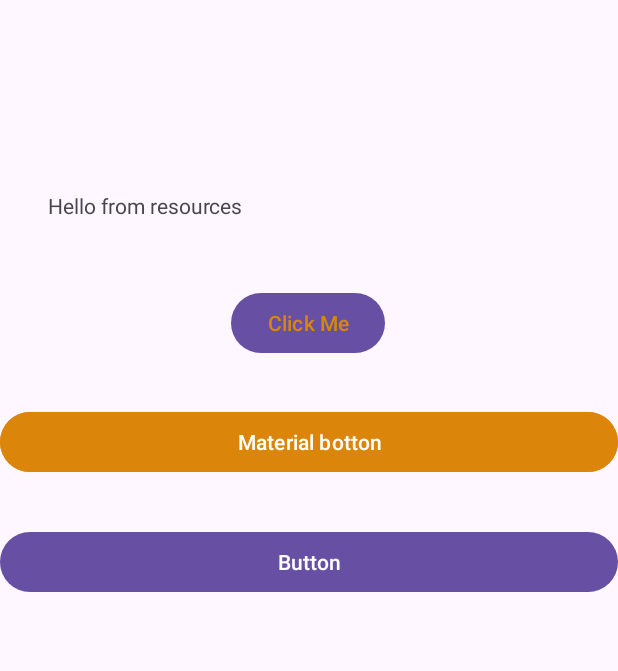
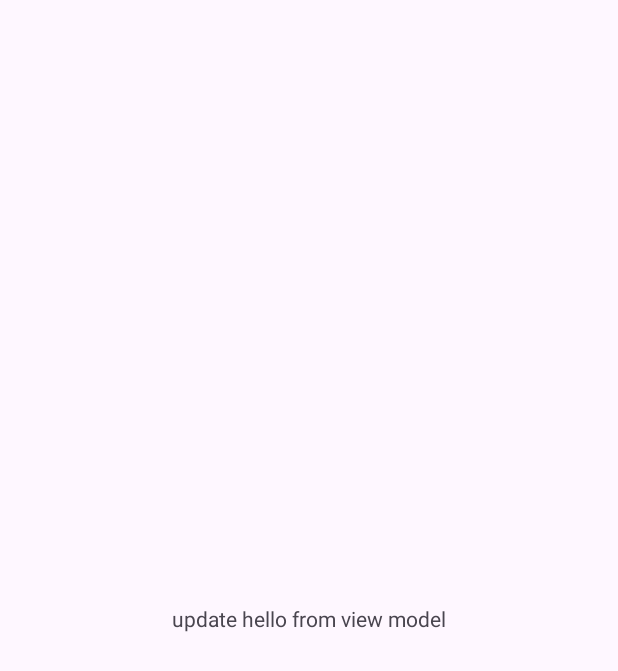
Before and after one commit to aymanibaida/nit3213h2b3, an Android app: the screen it shows after launch (MainActivity), on a phone screen of 412 x 824 dp. Shown: the top 671 px of the screen. Run offline under Robolectric (Android 15) with nearby library versions, the phone set to English and light mode, and no system bars.

Commit message:
L4 clean code viewmodel example

```diff
--- a/app/src/main/AndroidManifest.xml
+++ b/app/src/main/AndroidManifest.xml
@@ -13,10 +13,10 @@
         android:supportsRtl="true"
         android:theme="@style/Theme.Mynit32132b3">
         <activity
-            android:name=".Login"
+            android:name=".UI.Login"
             android:exported="false" />
         <activity
-            android:name=".MainActivity"
+            android:name=".UI.MainActivity"
             android:exported="true">
             <intent-filter>
                 <action android:name="android.intent.action.MAIN" />
--- a/app/src/main/java/com/example/mynit32132b3/MainActivity.kt
+++ /dev/null
@@ -1,44 +0,0 @@
-package com.example.mynit32132b3
-
-import android.content.Intent
-import android.net.Uri
-import android.os.Bundle
-import android.util.Log
-import android.widget.Button
-import android.widget.TextView
-import androidx.activity.enableEdgeToEdge
-import androidx.appcompat.app.AppCompatActivity
-import androidx.core.view.ViewCompat
-import androidx.core.view.WindowInsetsCompat
-
-class MainActivity : AppCompatActivity() {
-    override fun onCreate(savedInstanceState: Bundle?) {
-        super.onCreate(savedInstanceState)
-        enableEdgeToEdge()
-        setContentView(R.layout.activity_main)
-
-        Log.d("MyApplication", "hello from main activity")
-
-        var mytextview=findViewById<TextView>(R.id.textViewmain)
-        var mybutton=findViewById<Button>(R.id.buttonMain)
-
-        mybutton.setOnClickListener {
-
-            mytextview.text= "Button Clicked"
-            val myintent = Intent(this, Login::class.java)
-
-            myintent.putExtra("studentid","s123456")
-            myintent.putExtra("studentname","jason")
-            myintent.putExtra("studentmark",65)
-
-            var myproduct=Product("laptop",1000.00)
-            myintent.putExtra("passedproduct",myproduct)
-            startActivity(myintent)
-
-        }
-
-    }
-
-
-
-}
--- a/app/src/main/java/com/example/mynit32132b3/Login.kt
+++ b/app/src/main/java/com/example/mynit32132b3/UI/Login.kt
@@ -1,11 +1,11 @@
-package com.example.mynit32132b3
+package com.example.mynit32132b3.UI
 
 import android.os.Bundle
 import android.util.Log
 import androidx.activity.enableEdgeToEdge
 import androidx.appcompat.app.AppCompatActivity
-import androidx.core.view.ViewCompat
-import androidx.core.view.WindowInsetsCompat
+import com.example.mynit32132b3.models.Product
+import com.example.mynit32132b3.R
 
 class Login : AppCompatActivity() {
     override fun onCreate(savedInstanceState: Bundle?) {
--- /dev/null
+++ b/app/src/main/java/com/example/mynit32132b3/UI/MainActivity.kt
@@ -0,0 +1,29 @@
+package com.example.mynit32132b3.UI
+
+import android.os.Bundle
+import android.util.Log
+import android.widget.TextView
+import androidx.activity.enableEdgeToEdge
+import androidx.appcompat.app.AppCompatActivity
+import com.example.mynit32132b3.R
+import com.example.mynit32132b3.viewModels.MainActivityViewModel
+
+class MainActivity : AppCompatActivity() {
+
+    val viewmodel= MainActivityViewModel()
+    override fun onCreate(savedInstanceState: Bundle?) {
+        super.onCreate(savedInstanceState)
+        enableEdgeToEdge()
+        setContentView(R.layout.activity_main)
+
+        Log.d("MyApplication", "hello from main activity")
+        viewmodel.loadData()
+
+        findViewById<TextView>(R.id.textView2).text=viewmodel.greetingtext
+
+
+    }
+
+
+
+}
--- a/app/src/main/java/com/example/mynit32132b3/Car.kt
+++ b/app/src/main/java/com/example/mynit32132b3/models/Car.kt
@@ -1,4 +1,4 @@
-package com.example.mynit32132b3
+package com.example.mynit32132b3.models
 
 open class Car(var model: String, var color: String) {
 
--- a/app/src/main/java/com/example/mynit32132b3/PersonalFinanceCalculator.kt
+++ b/app/src/main/java/com/example/mynit32132b3/models/PersonalFinanceCalculator.kt
@@ -1,4 +1,4 @@
-package com.example.mynit32132b3
+package com.example.mynit32132b3.models
 
 class PersonalFinanceCalculator(
     var income: Double,
--- /dev/null
+++ b/app/src/main/java/com/example/mynit32132b3/viewModels/MainActivityViewModel.kt
@@ -0,0 +1,14 @@
+package com.example.mynit32132b3.viewModels
+
+import androidx.lifecycle.ViewModel
+
+class MainActivityViewModel: ViewModel() {
+
+    var greetingtext="hello from viewmodel"
+
+    fun loadData(){
+        greetingtext="update hello from view model"
+
+
+    }
+}
--- a/app/src/main/res/layout/activity_login.xml
+++ b/app/src/main/res/layout/activity_login.xml
@@ -5,7 +5,7 @@
     android:id="@+id/main"
     android:layout_width="match_parent"
     android:layout_height="match_parent"
-    tools:context=".Login">
+    tools:context=".UI.Login">
 
     <TextView
         android:id="@+id/textView"
--- a/app/src/main/res/layout/activity_main.xml
+++ b/app/src/main/res/layout/activity_main.xml
@@ -6,51 +6,17 @@
     android:layout_width="match_parent"
     android:layout_height="match_parent"
     android:orientation="vertical"
-    tools:context=".MainActivity">
-
+    tools:context=".UI.MainActivity">
 
     <TextView
-        android:id="@+id/textViewmain"
-        android:layout_width="0dp"
-        android:layout_height="32dp"
-        android:layout_marginStart="32dp"
-        android:layout_marginTop="127dp"
-        android:layout_marginEnd="32dp"
-        android:text="@string/mainactivitytextview"
-        app:layout_constraintEnd_toEndOf="parent"
-        app:layout_constraintStart_toStartOf="parent"
-        app:layout_constraintTop_toTopOf="parent" />
-
-    <Button
-        android:id="@+id/button2"
-        android:layout_width="match_parent"
-
-        android:layout_height="wrap_content"
-        android:layout_marginTop="31dp"
-        android:backgroundTint="@color/aymantextcolor"
-        android:text="Material botton"
-        app:layout_constraintStart_toStartOf="parent"
-        app:layout_constraintTop_toBottomOf="@+id/buttonMain" />
-
-    <Button
-        android:id="@+id/buttonMain"
+        android:id="@+id/textView2"
         android:layout_width="wrap_content"
         android:layout_height="wrap_content"
-
-        android:layout_marginStart="154dp"
-        android:layout_marginTop="32dp"
-        android:text="Click Me"
-        android:textColor="@color/aymantextcolor"
+        android:text="TextView"
+        app:layout_constraintBottom_toBottomOf="parent"
+        app:layout_constraintEnd_toEndOf="parent"
+        app:layout_constraintHorizontal_bias="0.5"
         app:layout_constraintStart_toStartOf="parent"
-        app:layout_constraintTop_toBottomOf="@+id/textViewmain" />
-
-    <Button
-        android:id="@+id/button"
-        android:layout_width="match_parent"
-        android:layout_height="wrap_content"
-        android:layout_marginTop="32dp"
-        android:text="Button"
-        app:layout_constraintStart_toStartOf="parent"
-        app:layout_constraintTop_toBottomOf="@+id/button2" />
-
+        app:layout_constraintTop_toTopOf="parent"
+        app:layout_constraintVertical_bias="0.5" />
 </androidx.constraintlayout.widget.ConstraintLayout>
```
Also changed, not shown: app/src/main/java/com/example/mynit32132b3/Product.kt (deleted, +0 -7 lines), app/src/main/java/com/example/mynit32132b3/models/Product.kt (added, +7 -0 lines), app/src/main/java/com/example/mynit32132b3/playground.kt (deleted, +0 -55 lines).
